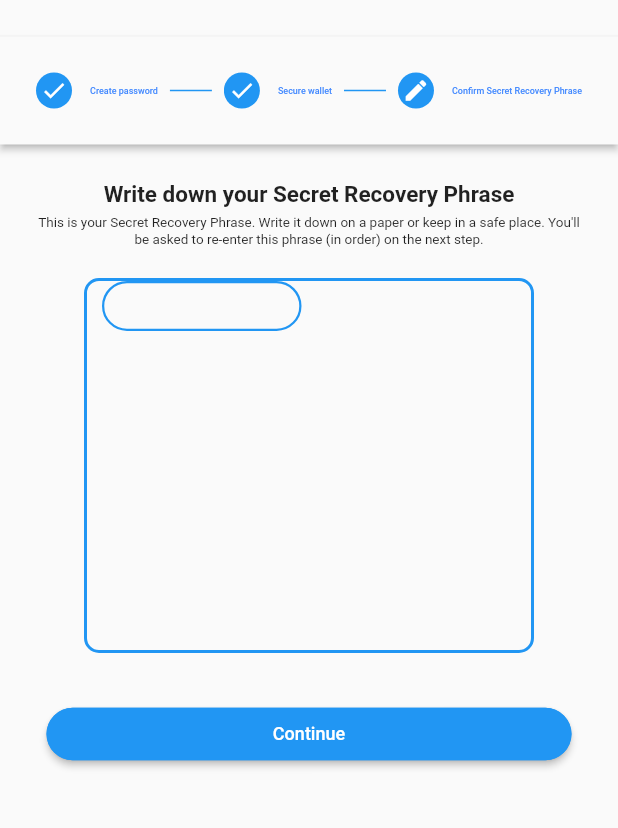
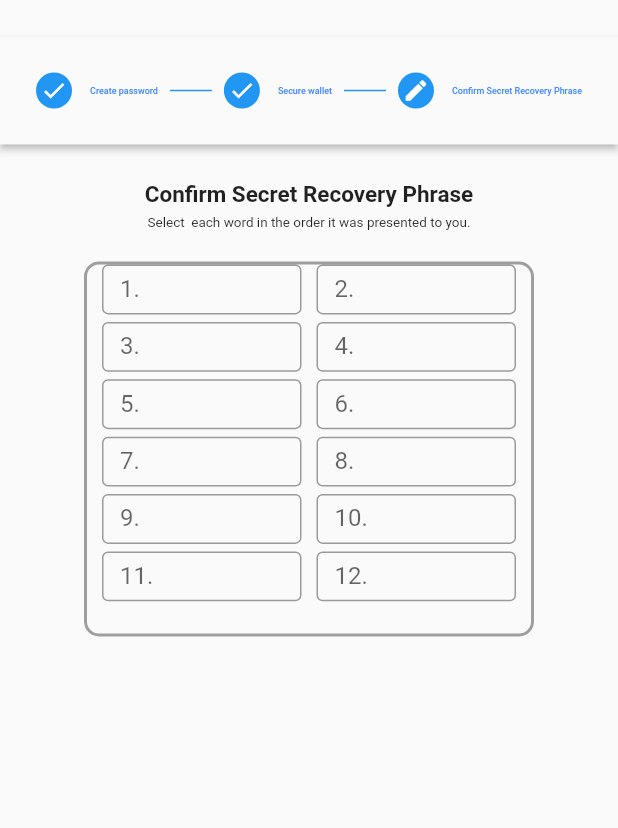
Before and after one commit to HoangDinh161/MobileProject, a Flutter app: the CreateWalletPage screen opened directly, after a tap on "Create Password", after a tap on "Confirm", after a tap on "Continue", on a phone screen of 412 x 824 dp, the part 88-916 px from its top. Run offline on Flutter 3.47's test engine with Material 2 defaults, Android fonts, the phone set to English and light mode, and no system bars; missing offline and left inert: bip39, passwordfield; Roboto replaces fonts that are missing (Roboto Mono).

Commit message:
12 input field

```diff
--- a/metamask_project/lib/CreateWallet.dart
+++ b/metamask_project/lib/CreateWallet.dart
@@ -1,7 +1,11 @@
+
 import 'package:flutter/material.dart';
 import 'package:passwordfield/passwordfield.dart';
 
 import 'Services/CreatePhrase.dart';
+
+Phrase p = Phrase();
+List<String> slist = p.stringList();
 
 class CreateWalletPage extends StatefulWidget {
   const CreateWalletPage({Key? key}) : super(key: key);
@@ -11,6 +15,7 @@ class CreateWalletPage extends StatefulWidget {
 }
 
 class _CreateWalletState extends State<CreateWalletPage> {
+
   int _currentstep = 0;
   int step_2 = 0;
   void onContinue() {
@@ -260,7 +265,7 @@ class _CreateWalletState extends State<CreateWalletPage> {
                   ),
                   Padding(
                     padding: const EdgeInsets.only(top: 20),
-                    child: ListPhraseView(),
+                    child: ListPhraseView(p: p),
                   ),
                   Padding(
                     padding: const EdgeInsets.only(top: 30),
@@ -299,7 +304,7 @@ class _CreateWalletState extends State<CreateWalletPage> {
               child: Column(
                 mainAxisAlignment: MainAxisAlignment.start,
                 children: [
-                  const Text('Write down your Secret Recovery Phrase',
+                  const Text('Confirm Secret Recovery Phrase',
                       textAlign: TextAlign.center,
                       style: TextStyle(
                           fontSize: 15,
@@ -309,34 +314,35 @@ class _CreateWalletState extends State<CreateWalletPage> {
                     height: 5,
                   ),
                   const Text(
-                    "This is your Secret Recovery Phrase. Write it down on a paper or keep in a safe place. You'll be asked to re-enter this phrase (in order) on the next step.",
+                    "Select  each word in the order it was presented to you.",
                     textAlign: TextAlign.center,
                     style: TextStyle(fontSize: 9, fontFamily: "Roboto"),
                   ),
                   Padding(
                     padding: const EdgeInsets.only(top: 20),
-                    child: ListPhraseView(),
+                    child: TextListView(),
                   ),
-                  Padding(
-                    padding: const EdgeInsets.only(top: 30),
-                    child: ElevatedButton(
-                      style: ElevatedButton.styleFrom(
-                          primary: Colors.blue,
-                          onPrimary: Colors.white,
-                          minimumSize: const Size(350, 35),
-                          side: const BorderSide(width: 2, color: Colors.blue),
-                          shape: RoundedRectangleBorder(
-                              borderRadius: BorderRadius.circular(30))),
-                      child: const Text(
-                        'Continue',
-                        style: TextStyle(
-                            fontSize: 12,
-                            fontFamily: "Roboto",
-                            color: Colors.white),
-                      ),
-                      onPressed: onContinue,
-                    ),
-                  )
+
+                  // Padding(
+                  //   padding: const EdgeInsets.only(top: 30),
+                  //   child: ElevatedButton(
+                  //     style: ElevatedButton.styleFrom(
+                  //         primary: Colors.blue,
+                  //         onPrimary: Colors.white,
+                  //         minimumSize: const Size(350, 35),
+                  //         side: const BorderSide(width: 2, color: Colors.blue),
+                  //         shape: RoundedRectangleBorder(
+                  //             borderRadius: BorderRadius.circular(30))),
+                  //     child: const Text(
+                  //       'Continue',
+                  //       style: TextStyle(
+                  //           fontSize: 12,
+                  //           fontFamily: "Roboto",
+                  //           color: Colors.white),
+                  //     ),
+                  //     onPressed: onContinue,
+                  //   ),
+                  // )
                 ],
               ),
             )),
@@ -344,6 +350,7 @@ class _CreateWalletState extends State<CreateWalletPage> {
 
   @override
   Widget build(BuildContext context) {
+
     // TODO: implement build
     return Scaffold(
         body: Column(
@@ -395,3 +402,80 @@ class _CreateWalletState extends State<CreateWalletPage> {
         ]));
   }
 }
+
+class TextListView extends StatelessWidget {
+  const TextListView({Key? key }) : super(key: key);
+  @override
+  Widget build(BuildContext context) {
+    return Container(
+      height: 250,
+      width: 300,
+      padding: const EdgeInsets.fromLTRB(10,0,10,10),
+      decoration: BoxDecoration(
+        border: Border.all(
+            color: Colors.grey,
+            style: BorderStyle.solid,
+            width: 2.0
+        ),
+        borderRadius: BorderRadius.circular(10),
+      ),
+      child: GridView.builder(
+        itemCount: 12,
+        gridDelegate: const SliverGridDelegateWithFixedCrossAxisCount(
+            crossAxisCount: 2,
+            crossAxisSpacing: 10,
+            mainAxisSpacing: 5,
+            childAspectRatio: 4),
+        itemBuilder: (BuildContext context, int index) {
+          return TxtView(index: index+1);
+        },
+      ),
+    );
+  }
+}
+
+class TxtView extends StatefulWidget {
+  const TxtView({required this.index,Key? key }) : super(key: key);
+  final int index;
+
+  @override
+  State<TxtView> createState() => _TxtViewState();
+}
+
+class _TxtViewState extends State<TxtView> {
+  bool right = false;
+  TextEditingController controller = TextEditingController();
+  @override
+  void initState() {
+    super.initState();
+
+    controller.addListener(() {
+      if(controller.text.toLowerCase() == slist[widget.index-1]) {
+        setState(() {
+          right = true;
+        });
+      }
+    });
+  }
+
+  @override
+  void dispose() {
+    controller.dispose();
+    super.dispose();
+  }
+
+  @override
+  Widget build(BuildContext context) {
+    return TextField(
+      decoration: InputDecoration(
+        label: Text(widget.index.toString()+'.'),
+          border: const OutlineInputBorder(
+            borderRadius: BorderRadius.all(Radius.circular(4.0)),
+            borderSide: BorderSide(width: 1.0),
+          ),
+
+      ),
+      controller: controller,
+    );
+  }
+}
--- a/metamask_project/lib/Home.dart
+++ b/metamask_project/lib/Home.dart
@@ -4,7 +4,7 @@ import 'package:metamask_project/SideMenu.dart';
 
 import 'ImportTokenPage.dart';
 
-void main() {
+/*void main() {
   runApp(const MyApp());
 }
 
@@ -19,12 +19,11 @@ class MyApp extends StatelessWidget {
       theme: ThemeData(
         primarySwatch: Colors.blue,
       ),
-      home: const MyHomePage(
-        title: '123',
-      ),
+      home: const MyHomePage(title: '123',),
     );
   }
 }
+ */
 
 class MyHomePage extends StatelessWidget {
   final String title;
@@ -39,25 +38,25 @@ class MyHomePage extends StatelessWidget {
           // The title text which will be shown on the action bar
           toolbarHeight: 47,
           //leading: IconButton(icon: const Icon(Icons.menu, color: Color(0xff1890ff),), onPressed: () {},),
-          title: Column(children: const [
-            Text("Wallet",
-                textAlign: TextAlign.center,
+          title: Column(
+              children:const [
+                Text("Wallet", textAlign: TextAlign.center,
                     style: TextStyle(
                       color: Colors.black,
-                  fontSize: 14,
-                )),
-            Text("Smart chain",
-                textAlign: TextAlign.center,
+                      fontSize: 14,)
+                ),
+                Text("Smart chain", textAlign: TextAlign.center,
                     style: TextStyle(
                       color: Color(0xff998b8b),
-                  fontSize: 9,
-                )),
-          ]),
+                      fontSize: 9,)
+                ),
+              ]
+          ),
           centerTitle: true,
           backgroundColor: Colors.white,
           foregroundColor: Colors.blue,
         ),
-        body: Padding(
+        body:  Padding(
           padding: const EdgeInsets.only(top: 50.0),
           child: Column(
             mainAxisSize: MainAxisSize.min,
@@ -104,20 +103,17 @@ class MyHomePage extends StatelessWidget {
                 child: SizedBox(
                   width: 98,
                   height: 16,
-                  child: (SizedBox(
+                  child: (
+                      SizedBox(
                         width: 98,
                         height: 16,
                         child: Material(
                           color: const Color(0xffc9def2),
                           borderRadius: BorderRadius.circular(16),
                           child: const Padding(
-                        padding: EdgeInsets.only(
-                          left: 15,
-                          right: 14,
-                          top: 3,
-                          bottom: 3,
-                        ),
-                        child: (SizedBox(
+                            padding: EdgeInsets.only(left: 15, right: 14, top: 3, bottom: 3, ),
+                            child: (
+                                SizedBox(
                                   width: 68.48,
                                   height: 14,
                                   child: Text(
@@ -126,14 +122,18 @@ class MyHomePage extends StatelessWidget {
                                     style: TextStyle(
                                       color: Colors.white,
                                       fontSize: 9,
+
                                     ),
                                   ),
-                        )),
+                                )
                             ),
                           ),
-                  )),
+                        ),
+                      )
                   ),
                 ),
+              ),
+
               Padding(
                 padding: const EdgeInsets.only(top: 19.0),
                 child: Row(
@@ -141,42 +141,23 @@ class MyHomePage extends StatelessWidget {
                   mainAxisAlignment: MainAxisAlignment.center,
                   crossAxisAlignment: CrossAxisAlignment.center,
                   children: [
-                    buttonInMenu(
-                      buttonText: 'receive',
-                      onTap: () {},
-                      icon:
-                          const Icon(Icons.arrow_downward, color: Colors.white),
-                    ),
-                    buttonInMenu(
-                      buttonText: 'buy',
-                      onTap: () {
-                        Navigator.push(
-                            context,
-                            MaterialPageRoute(
-                                builder: (context) => const PurchasePage()));
-                      },
-                      icon: const Icon(Icons.credit_card, color: Colors.white),
-                    ),
-                    buttonInMenu(
-                      buttonText: 'send',
-                      onTap: () {},
-                      icon: const Icon(Icons.arrow_upward, color: Colors.white),
-                    ),
-                    buttonInMenu(
-                      buttonText: 'swap',
-                      onTap: () {},
-                      icon:
-                          const Icon(Icons.arrow_forward, color: Colors.white),
-                    ),
+                    buttonInMenu(buttonText: 'receive', onTap: () {  }, icon: const Icon(Icons.arrow_downward, color:Colors.white),),
+                    buttonInMenu(buttonText: 'buy', onTap: () {
+                      Navigator.push(context, MaterialPageRoute(builder: (context)=>const PurchasePage())); },
+                      icon: const Icon(Icons.credit_card, color:Colors.white),),
+                    buttonInMenu(buttonText: 'send', onTap: () {  }, icon: const Icon(Icons.arrow_upward, color:Colors.white),),
+                    buttonInMenu(buttonText: 'swap', onTap: () {  }, icon: const Icon(Icons.arrow_forward, color:Colors.white),),
                   ],
                 ),
               ),
+
               Padding(
                 padding: const EdgeInsets.only(top: 16.0),
                 child: SizedBox(
                   width: 414,
                   height: 20,
-                  child: Column(children: const [
+                  child: Column(
+                      children:const [
                         SizedBox(
                           child: Text(
                             "Tokens",
@@ -193,16 +174,17 @@ class MyHomePage extends StatelessWidget {
                           height: 2,
                           color: Color(0xff1890ff),
                         )
-                  ]),
+                      ]
+                  ),
                 ),
               ),
                   Padding(
-                  padding: const EdgeInsets.only(top: 10),
-                  child: SizedBox(
+                            padding: const EdgeInsets.only(top:10),
+                            child:SizedBox(
                               width: 110,
                               height: 70,
                               child: Column(
-                      children: [
+                                children:  [
                                   const Text(
                                     "Don’t see your token ?",
                                     textAlign: TextAlign.center,
@@ -213,13 +195,7 @@ class MyHomePage extends StatelessWidget {
                                     ),
                                   ),
                                   TextButton(
-                            onPressed: () {
-                              Navigator.push(
-                                  context,
-                                  MaterialPageRoute(
-                                      builder: (context) =>
-                                          const ImportTokenPage()));
-                            },
+                                      onPressed: () {Navigator.push(context, MaterialPageRoute(builder: (context)=> const ImportTokenPage()));},
                                       child: const Text(
                                         "Import Tokens",
                                         textAlign: TextAlign.center,
@@ -228,23 +204,21 @@ class MyHomePage extends StatelessWidget {
                                           fontSize: 11,
                                           fontFamily: "Roboto",
                                         ),
-                            ))
+                                      )
+                                  )
                                 ],
                               ),
-                  )),
+                            )
+                        ),
             ],
           ),
-        ));
-  }
+        )
+    );
   }
 
+}
 class buttonInMenu extends StatelessWidget {
-  buttonInMenu(
-      {required this.buttonText,
-      required this.icon,
-      required this.onTap,
-      Key? key})
-      : super(key: key);
+  buttonInMenu({ required this.buttonText, required this.icon, required this.onTap, Key? key}) : super(key: key);
 
   VoidCallback onTap;
   Icon icon;
@@ -260,7 +234,7 @@ class buttonInMenu extends StatelessWidget {
             mainAxisSize: MainAxisSize.min,
             mainAxisAlignment: MainAxisAlignment.center,
             crossAxisAlignment: CrossAxisAlignment.center,
-            children: [
+            children:[
               SizedBox(
                   width: 35,
                   height: 35,
--- a/metamask_project/lib/Services/CreatePhrase.dart
+++ b/metamask_project/lib/Services/CreatePhrase.dart
@@ -26,32 +26,37 @@ class PhraseCard extends StatelessWidget {
   }
 }
 class Phrase {
-  static String getrandomphrase()  {
-    String randomMnemonic =  bip39.generateMnemonic();
-    //print(randomMnemonic);
-    return randomMnemonic;
+  String phrases = "";
+  Phrase () {
+    phrases = bip39.generateMnemonic();
   }
-  static List<PhraseCard> getsecretphrases () {
+
+  List<PhraseCard> getsecretphrases () {
     List<PhraseCard> listPhrase = <PhraseCard>[];
-    List<String> randomPhrase = getrandomphrase().split(" ");
+    List<String> randomPhrase = phrases.split(" ");
     for (var element in randomPhrase) {
       listPhrase.add(PhraseCard(phrase: element));
     }
     return listPhrase;
   }
+  List<String> stringList () {
+    return phrases.split(" ");
+  }
+
 }
 class ListPhraseView extends StatelessWidget {
-  ListPhraseView({Key? key }) : super(key: key);
-  final List<PhraseCard> secretphrases = Phrase.getsecretphrases();
+  ListPhraseView({required this.p,Key? key }) : super(key: key);
+  Phrase p;
   @override
   Widget build(BuildContext context) {
+    List<PhraseCard> secretphrases = p.getsecretphrases();
     return Container(
       height: 250,
       width: 300,
       padding: const EdgeInsets.fromLTRB(10,0,10,10),
       decoration: BoxDecoration(
         border: Border.all(
-          color: Colors.blue,
+          color: Colors.grey,
           style: BorderStyle.solid,
           width: 2.0
         ),
```
Lines whose indentation alone changed are shown as unchanged.
